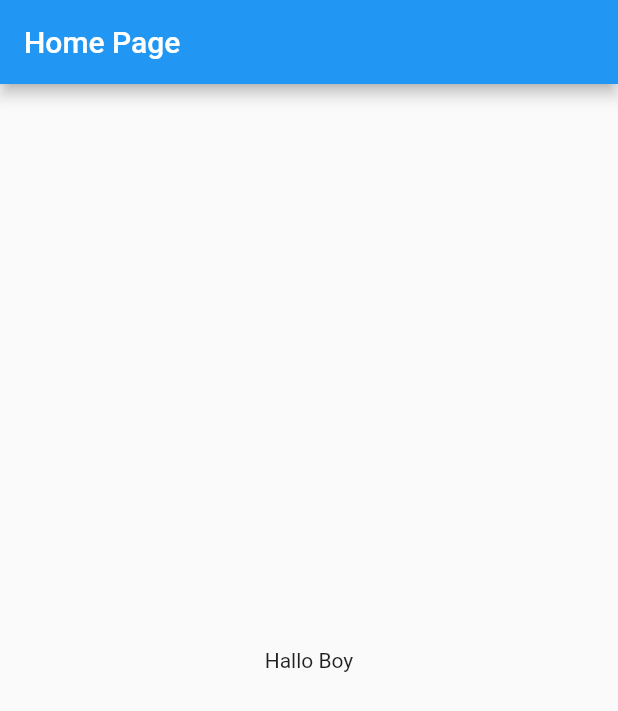
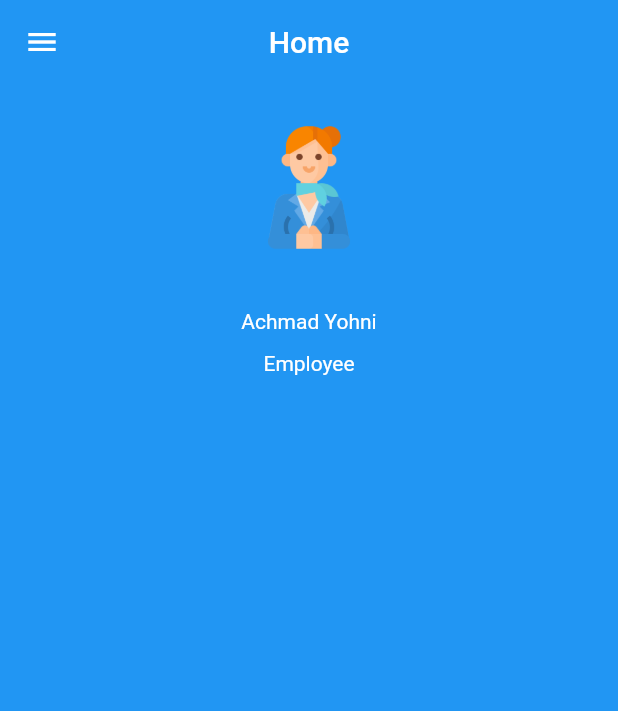
Before and after one commit to yohni/flutter_attendance_system, a Flutter app: the screen it shows after launch, on a phone screen of 412 x 824 dp. Shown: the top 711 px of the screen. Run offline on Flutter 3.47's test engine with Material 2 defaults, Android fonts, the phone set to English and light mode, and no system bars.

```diff
--- a/lib/home_page.dart
+++ b/lib/home_page.dart
@@ -5,12 +5,89 @@ class HomePage extends StatelessWidget{
   Widget build(BuildContext context) {
     // TODO: implement build
     return Scaffold(
+      drawer: Drawer(
+        child: ListView(
+          padding: EdgeInsets.all(2.0),
+          children: <Widget>[
+            DrawerHeader(
+              child: Column(
+                children: <Widget>[
+                  Image.asset(
+                    "assets/images/flight_attendance.png",
+                    width: 80.0,
+                    height: 80.0,
+                  ),
+                  Text(
+                    "Welcome to attendance system"
+                  )
+                ],
+              )
+            ),
+            ListTile(
+              title: Text('Home'),
+              onTap: () {
+                Navigator.pop(context);
+              },
+            ),
+            ListTile(
+              title: Text('Presensi'),
+              onTap: () {
+                Navigator.pop(context);
+              },
+            ),
+            ListTile(
+              title: Text('Petunjuk'),
+              onTap: () {
+                Navigator.pop(context);
+              },
+            ),
+            ListTile(
+              title: Text('Keluar'),
+              onTap: () {
+                Navigator.pop(context);
+              },
+            ),
+          ],
+        ),
+      ),
       appBar: AppBar(
-        title: Text('Home Page'),
+        centerTitle: true,
+        title: Text(
+          'Home',
+          textAlign: TextAlign.center,
+        ),
+        elevation: 0.0,
       ),
       body: Center(
-        child: Text('Hallo Boy'),
+        child: Column(
+          children: <Widget>[
+            Padding(
+              padding: EdgeInsets.all(24.0),
+              child: Image.asset(
+                "assets/images/flight_attendance.png",
+                height: 90.0,
+                width: 90.0,
+              ),
+            ),
+            Padding(
+              padding: EdgeInsets.fromLTRB(0, 12, 0, 12),
+              child: Text(
+                "Achmad Yohni",
+                style: TextStyle(
+                  color: Colors.white,
+                ),
+              )
+            ),
+            Text(
+              "Employee",
+              style: TextStyle(
+                  color: Colors.white
+              ),
+            )
+          ],
+        ),
       ),
+      backgroundColor: Colors.blue,
     );
   }
 
```
